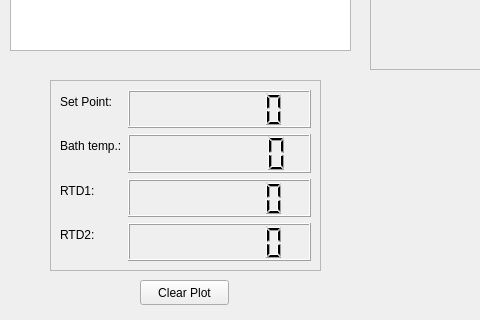
Qt form src/gui/experiment.ui (gfogwill/FrESH) before a commit; both pictures show x 0 to 480 and y 320 to 640 of the 920 by 640 pixel window.
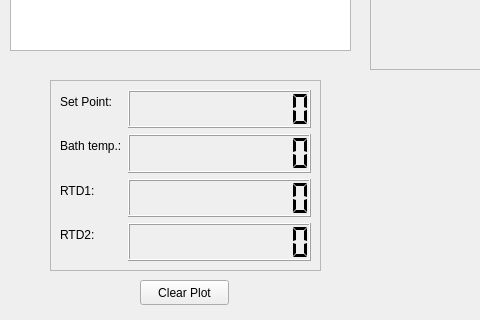
The same form after that commit. Custom widgets are drawn as their Qt base class.

Commit message: style: change gui. display temps in dispaly

What changed in the file:
```diff
--- a/src/gui/experiment.ui
+++ b/src/gui/experiment.ui
@@ -242,7 +242,10 @@
          </sizepolicy>
         </property>
         <property name="digitCount">
-         <number>7</number>
+         <number>10</number>
+        </property>
+        <property name="segmentStyle">
+         <enum>QLCDNumber::Flat</enum>
         </property>
         <property name="intValue" stdset="0">
          <number>0</number>
@@ -258,7 +261,10 @@
          </sizepolicy>
         </property>
         <property name="digitCount">
-         <number>7</number>
+         <number>10</number>
+        </property>
+        <property name="segmentStyle">
+         <enum>QLCDNumber::Flat</enum>
         </property>
        </widget>
       </item>
@@ -278,7 +284,10 @@
          </sizepolicy>
         </property>
         <property name="digitCount">
-         <number>7</number>
+         <number>10</number>
+        </property>
+        <property name="segmentStyle">
+         <enum>QLCDNumber::Flat</enum>
         </property>
        </widget>
       </item>
@@ -298,7 +307,10 @@
          </sizepolicy>
         </property>
         <property name="digitCount">
-         <number>7</number>
+         <number>10</number>
+        </property>
+        <property name="segmentStyle">
+         <enum>QLCDNumber::Flat</enum>
         </property>
        </widget>
       </item>
```
The commit also changes 1 other file.
